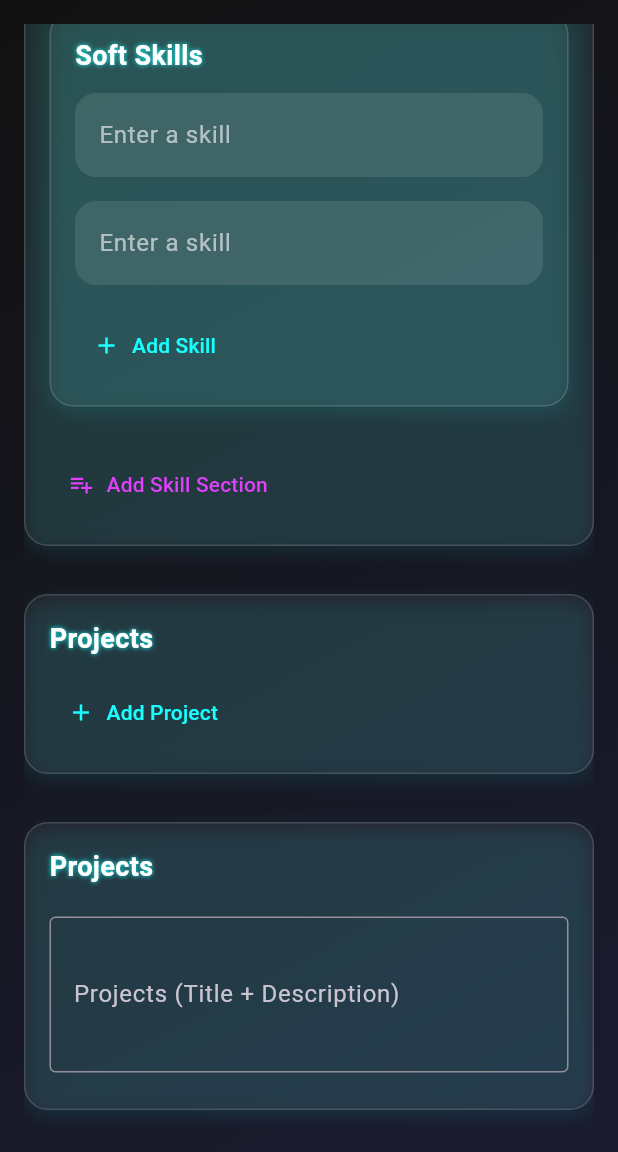
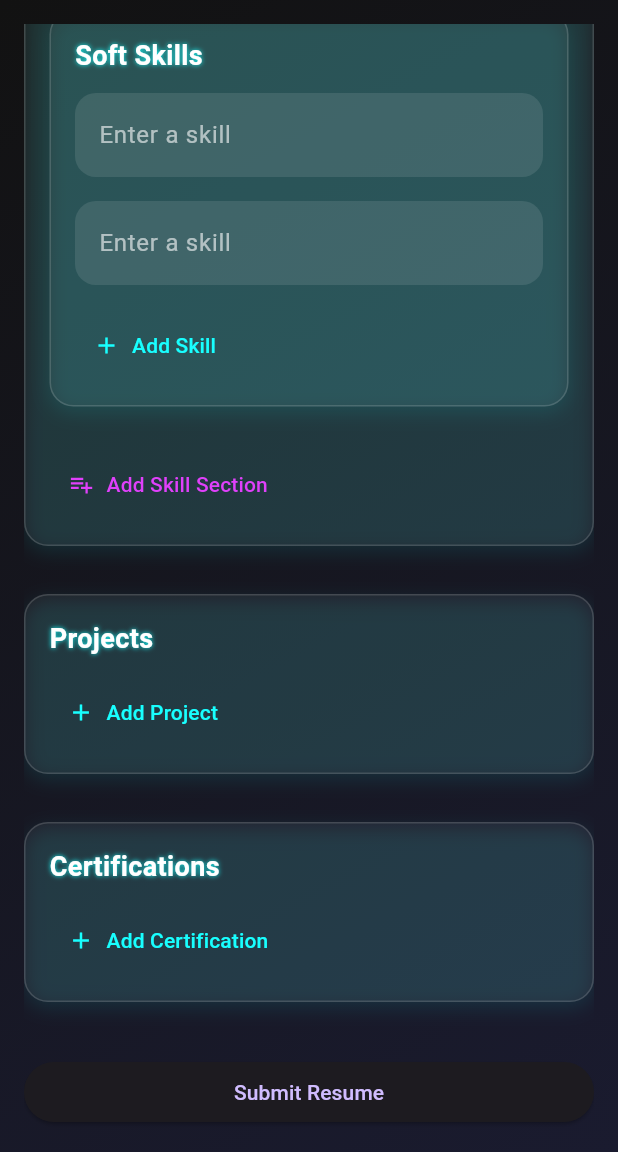
Before and after one commit to arrohisrivastava0/SynthCV, a Flutter app: the ManualResumeForm screen opened directly, scrolled down 1916 dp, on a phone screen of 412 x 824 dp, the part 84-1236 px from its top. Run offline on Flutter 3.47's test engine with Material 3 defaults, Android fonts, the phone set to English and light mode, and no system bars; our stand-ins replace file_picker, google_sign_in, hive, supabase_flutter; accounts and stored records are empty; Roboto replaces fonts that are missing (Montserrat).

Commit message:
Improved UI

```diff
--- a/lib/resume/manual_resume_form.dart
+++ b/lib/resume/manual_resume_form.dart
@@ -5,6 +5,7 @@ import 'package:synthcv/widget/dynamic_education_section.dart';
 import 'package:synthcv/widget/dynamic_experience_section.dart';
 import 'package:synthcv/widget/projects_section.dart';
 import 'package:synthcv/widget/skills_section.dart';
+import 'package:synthcv/widget/certifications_section.dart';
 
 class ManualResumeForm extends StatefulWidget {
   const ManualResumeForm({super.key});
@@ -87,7 +88,6 @@ class _ManualResumeFormState extends State<ManualResumeForm> {
               children: [
                 _section("Basic Information", [
                   buildInputField(icon: Icons.person, hint: 'Full Name', controller: nameController),
-                  // _buildInputField(icon: Icons.person, hint: 'Full Name', controller: nameController),
                   buildInputField(icon: Icons.email, hint: 'Email', controller: emailController),
                   buildInputField(icon: Icons.phone, hint: 'Phone', controller: phoneController),
                 ]),
@@ -95,23 +95,7 @@ class _ManualResumeFormState extends State<ManualResumeForm> {
                 _section("Experience", [ExperienceSection()]),
                 _section("Skills", [SkillsSection()]),
                 _section("Projects", [ProjectsSection()]),
-                _section("Projects", [
-                  textField(projectsController, 'Projects (Title + Description)', maxLines: 3),
-                ]),
-                _buildInputField(icon: Icons.person, hint: 'Full Name', controller: nameController),
-                _buildInputField(icon: Icons.email, hint: 'Email', controller: emailController),
-                _buildInputField(icon: Icons.phone, hint: 'Phone', controller: phoneController),
-                _buildInputField(icon: Icons.person, hint: 'Full Name', controller: nameController),
-                _buildInputField(icon: Icons.person, hint: 'Full Name', controller: nameController),
-                _buildInputField(icon: Icons.person, hint: 'Full Name', controller: nameController),
-                _buildInputField(icon: Icons.person, hint: 'Full Name', controller: nameController),
-                textField(nameController, 'Full Name'),
-                textField(emailController, 'Email'),
-                textField(phoneController, 'Phone'),
-                textField(educationController, 'Education (Degree, College, Year)', maxLines: 2),
-                textField(experienceController, 'Experience (Role, Company, Duration)', maxLines: 2),
-                textField(skillsController, 'Skills (comma separated)'),
-                textField(projectsController, 'Projects (Title + Description)', maxLines: 3),
+                _section("Certifications", [CertificationsSection()]),
                 const SizedBox(height: 20),
                 ElevatedButton(
                   onPressed: isLoading ? null : submitResume,
@@ -122,25 +106,6 @@ class _ManualResumeFormState extends State<ManualResumeForm> {
               ],
             ),
           ),
-        ),
-      ),
-    );
-  }
-
-  Widget _buildInputField({required IconData icon, required String hint, required TextEditingController controller}) {
-    return Padding(
-        padding: const EdgeInsets.only(bottom: 16.0),
-      child: TextField(
-        controller: controller,
-        obscureText: false,
-        style: const TextStyle(color: Colors.white),
-        decoration: InputDecoration(
-          prefixIcon: Icon(icon, color: Colors.white),
-          hintText: hint,
-          hintStyle: const TextStyle(color: Colors.white60),
-          filled: true,
-          fillColor: Colors.white.withOpacity(0.1),
-          border: OutlineInputBorder(borderRadius: BorderRadius.circular(14), borderSide: BorderSide.none),
         ),
       ),
     );
@@ -180,77 +145,4 @@ class _ManualResumeFormState extends State<ManualResumeForm> {
       ),
     );
   }
-
-
-
-  String highestEducation = 'Graduation';
-
-  // Widget _educationSection() {
-  //   return _section("Education", [
-  //     DropdownButtonFormField<String>(
-  //       decoration: _inputDecoration("Highest Level of Education"),
-  //       value: highestEducation,
-  //       items: ['Post-Graduation', 'Graduation', 'Senior Secondary', 'Higher Secondary']
-  //           .map((level) => DropdownMenuItem(value: level, child: Text(level)))
-  //           .toList(),
-  //       onChanged: (value) {
-  //         setState(() {
-  //           highestEducation = value!;
-  //         });
-  //       },
-  //     ),
-  //     if (['Post-Graduation', 'Graduation'].contains(highestEducation))
-  //       _buildInputField(hint: 'Post-Graduation Degree (e.g., M.Tech)', controller: pgDegreeController),
-  //     if (['Post-Graduation', 'Graduation'].contains(highestEducation))
-  //       _buildInputField(hint: 'Post-Graduation Year', controller: pgYearController),
-  //     if (['Post-Graduation', 'Graduation'].contains(highestEducation))
-  //       _buildInputField(hint: 'Post-Graduation CGPA', controller: pgCgpaController),
-  //
-  //     if (['Post-Graduation', 'Graduation'].contains(highestEducation))
-  //       const Divider(color: Colors.white38),
-  //
-  //     if (['Post-Graduation', 'Graduation', 'Senior Secondary'].contains(highestEducation))
-  //       _buildInputField(hint: 'Graduation Degree (e.g., B.Tech)', controller: gradDegreeController),
-  //     if (['Post-Graduation', 'Graduation', 'Senior Secondary'].contains(highestEducation))
-  //       _buildInputField(hint: 'Graduation Year', controller: gradYearController),
-  //     if (['Post-Graduation', 'Graduation', 'Senior Secondary'].contains(highestEducation))
-  //       _buildInputField(hint: 'Graduation CGPA', controller: gradCgpaController),
-  //
-  //     if (['Post-Graduation', 'Graduation', 'Senior Secondary'].contains(highestEducation))
-  //       const Divider(color: Colors.white38),
-  //
-  //     if (['Post-Graduation', 'Graduation', 'Senior Secondary', 'Higher Secondary'].contains(highestEducation))
-  //       _buildInputField(hint: 'Class 12th Board', controller: class12BoardController),
-  //     if (['Post-Graduation', 'Graduation', 'Senior Secondary', 'Higher Secondary'].contains(highestEducation))
-  //       _buildInputField(hint: 'Class 12th School Name', controller: class12SchoolController),
-  //     if (['Post-Graduation', 'Graduation', 'Senior Secondary', 'Higher Secondary'].contains(highestEducation))
-  //       _buildInputField(hint: 'Class 12th Passing Year', controller: class12YearController),
-  //     if (['Post-Graduation', 'Graduation', 'Senior Secondary', 'Higher Secondary'].contains(highestEducation))
-  //       _buildInputField(hint: 'Class 12th Percentage', controller: class12PercentageController),
-  //
-  //     const Divider(color: Colors.white38),
-  //
-  //     _buildInputField(hint: 'Class 10th Board', controller: class10BoardController),
-  //     _buildInputField(hint: 'Class 10th School Name', controller: class10SchoolController),
-  //     _buildInputField(hint: 'Class 10th Passing Year', controller: class10YearController),
-  //     _buildInputField(hint: 'Class 10th Percentage', controller: class10PercentageController),
-  //   ]);
-  // }
-
-
-
-  Widget textField(TextEditingController controller, String label, {int maxLines = 1}) {
-    return Padding(
-      padding: const EdgeInsets.symmetric(vertical: 8),
-      child: TextFormField(
-        controller: controller,
-        maxLines: maxLines,
-        decoration: InputDecoration(
-          labelText: label,
-          border: const OutlineInputBorder(),
-        ),
-        validator: (value) => value == null || value.trim().isEmpty ? 'Required' : null,
-      ),
-    );
-  }
 }
--- /dev/null
+++ b/lib/widget/certifications_section.dart
@@ -0,0 +1,82 @@
+import 'package:flutter/material.dart';
+import 'package:synthcv/widget/buildInputField.dart';
+
+class CertificationsSection extends StatefulWidget {
+  @override
+  _CertificationsSectionState createState() => _CertificationsSectionState();
+}
+
+class _CertificationsSectionState extends State<CertificationsSection> {
+  List<Map<String, TextEditingController>> _certifications = [];
+
+  void _addCertification() {
+    setState(() {
+      _certifications.add({
+        "name": TextEditingController(),
+        "monthYear": TextEditingController(),
+        "link": TextEditingController(),
+      });
+    });
+  }
+
+  Widget _section(String title, List<Widget> children) {
+    return Container(
+      margin: const EdgeInsets.symmetric(vertical: 16),
+      padding: const EdgeInsets.all(16),
+      decoration: BoxDecoration(
+        color: Colors.white.withOpacity(0.05),
+        borderRadius: BorderRadius.circular(16),
+        border: Border.all(color: Colors.white.withOpacity(0.15)),
+        boxShadow: [
+          BoxShadow(
+            color: Colors.cyanAccent.withOpacity(0.1),
+            blurRadius: 10,
+            offset: const Offset(0, 4),
+          ),
+        ],
+      ),
+      child: Column(
+        crossAxisAlignment: CrossAxisAlignment.start,
+        children: [
+          Text(
+            title,
+            style: const TextStyle(
+              fontSize: 18,
+              fontWeight: FontWeight.bold,
+              color: Colors.white,
+              shadows: [Shadow(color: Colors.cyanAccent, blurRadius: 4)],
+            ),
+          ),
+          const SizedBox(height: 12),
+          ...children,
+        ],
+      ),
+    );
+  }
+
+
+  @override
+  Widget build(BuildContext context) {
+    return Column(
+      children: [
+        ..._certifications.asMap().entries.map((entry) {
+          int index = entry.key;
+          var cert = entry.value;
+          return _section("Certification ${index + 1}", [
+            buildInputField(hint: "Certification Name", controller: cert["name"]!),
+            buildInputField(hint: "Month & Year", controller: cert["monthYear"]!),
+            buildInputField(hint: "Validation Link", controller: cert["link"]!),
+          ]);
+        }),
+        Align(
+          alignment: Alignment.centerLeft,
+          child: TextButton.icon(
+            onPressed: _addCertification,
+            icon: const Icon(Icons.add, color: Colors.cyanAccent),
+            label: const Text("Add Certification", style: TextStyle(color: Colors.cyanAccent)),
+          ),
+        ),
+      ],
+    );
+  }
+}
```
